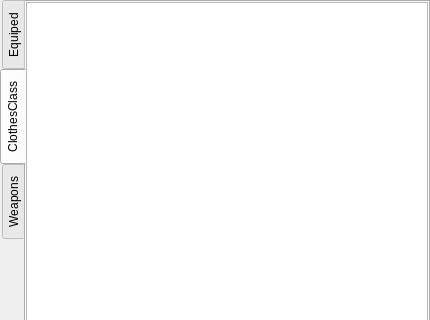
The window that source/badziaha/forms/inventory_form.ui (Mikalai/punk_project_a) describes before a commit, drawn with Qt 5; both pictures show x 0 to 430 and y 0 to 320 of the 430 by 612 pixel window.
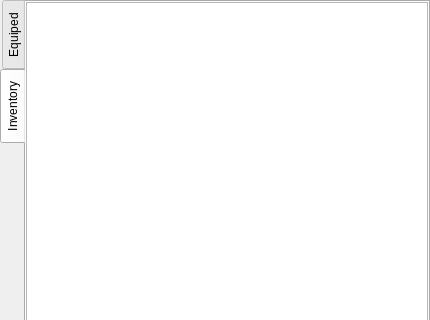
The same window after the commit. The open tabs and pages were chosen to show the change.

Commit message: weapons and amoo stuff added

```diff
--- a/source/badziaha/forms/inventory_form.ui
+++ b/source/badziaha/forms/inventory_form.ui
@@ -133,7 +133,7 @@
        </widget>
        <widget class="QWidget" name="m_clothes_tab">
         <attribute name="title">
-         <string>ClothesClass</string>
+         <string>Inventory</string>
         </attribute>
         <layout class="QVBoxLayout" name="verticalLayout_2">
          <property name="spacing">
@@ -205,11 +205,6 @@
          </item>
         </layout>
        </widget>
-       <widget class="QWidget" name="m_weapons_tab">
-        <attribute name="title">
-         <string>Weapons</string>
-        </attribute>
-       </widget>
       </widget>
      </item>
      <item>
```
Left out of the diff: 87 changed lines with no effect on the pictures. The commit also changes 19 other files.
